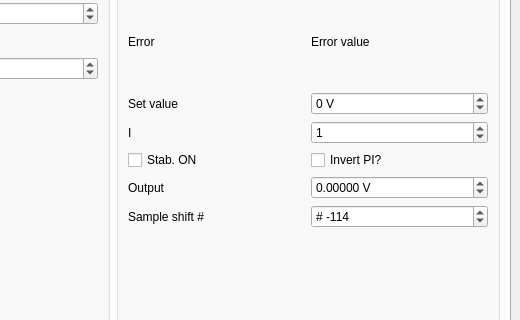
Qt form gui.ui (zoran-grujic/FAP-TiePie) before a commit; both pictures show x 685 to 1205 and y 188 to 508 of the 1205 by 885 pixel window.
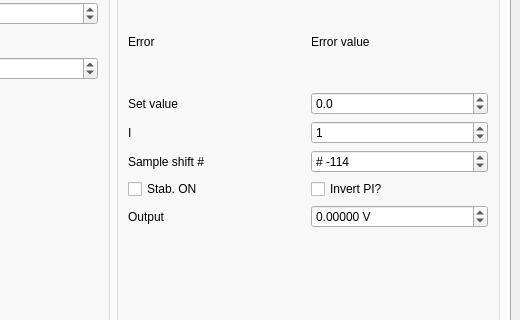
The same form after that commit. Icons and pictures are not drawn.

Diff of the .ui file:
```diff
--- a/gui.ui
+++ b/gui.ui
@@ -2256,7 +2256,7 @@
                </property>
               </widget>
              </item>
-             <item row="5" column="0">
+             <item row="6" column="0">
               <widget class="QLabel" name="label_49">
                <property name="text">
                 <string>Output</string>
@@ -2270,14 +2270,14 @@
                </property>
               </widget>
              </item>
-             <item row="4" column="1">
+             <item row="5" column="1">
               <widget class="QCheckBox" name="checkBox_VCSELLStabInvertPID">
                <property name="text">
                 <string>Invert PI?</string>
                </property>
               </widget>
              </item>
-             <item row="4" column="0">
+             <item row="5" column="0">
               <widget class="QCheckBox" name="checkBox_VCSELLStab">
                <property name="text">
                 <string>Stab. ON</string>
@@ -2304,10 +2304,10 @@
              <item row="2" column="1">
               <widget class="QDoubleSpinBox" name="doubleSpinBox_setVCSELL">
                <property name="suffix">
-                <string> V</string>
+                <string/>
                </property>
                <property name="decimals">
-                <number>0</number>
+                <number>1</number>
                </property>
                <property name="minimum">
                 <double>-10.000000000000000</double>
@@ -2323,7 +2323,7 @@
                </property>
               </widget>
              </item>
-             <item row="5" column="1">
+             <item row="6" column="1">
               <widget class="QDoubleSpinBox" name="doubleSpinBox_stabVCSELLOut">
                <property name="suffix">
                 <string> V</string>
@@ -2388,14 +2388,14 @@
                </property>
               </widget>
              </item>
-             <item row="6" column="0">
+             <item row="4" column="0">
               <widget class="QLabel" name="label_50">
                <property name="text">
                 <string>Sample shift #</string>
                </property>
               </widget>
              </item>
-             <item row="6" column="1">
+             <item row="4" column="1">
               <widget class="QDoubleSpinBox" name="doubleSpinBox_stabSpectrumShift">
                <property name="toolTip">
                 <string>Shift the selection window of the spectrum by given number of samples by </string>
```
Left out of the diff: 4 changed lines with no effect on the pictures.
